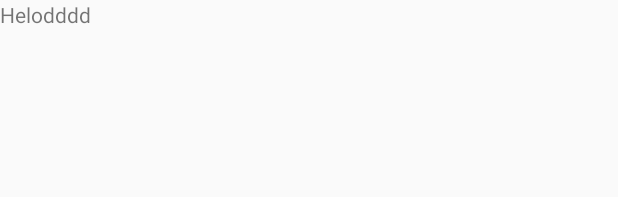
After one commit to trevorwang/github-client-android, an Android app: the layout fragment_trending.xml on its own in the app's theme, with its tools: preview values and no code run, on a phone screen of 412 x 824 dp. The commit adds this screen. Shown: the top 197 px of the screen. Run offline under Robolectric (Android 15) with nearby library versions, the phone set to English and light mode, and no system bars.

Commit message:
add fragments

```diff
--- a/app/src/main/AndroidManifest.xml
+++ b/app/src/main/AndroidManifest.xml
@@ -12,7 +12,7 @@
         android:supportsRtl="true"
         android:theme="@style/AppTheme">
         <activity
-            android:name=".view.MainActivity"
+            android:name=".view.activity.MainActivity"
             android:label="@string/app_name"
             android:theme="@style/AppTheme.NoActionBar">
             <intent-filter>
--- a/app/src/main/java/mingsin/github/di/ActivityModule.kt
+++ b/app/src/main/java/mingsin/github/di/ActivityModule.kt
@@ -2,7 +2,7 @@ package mingsin.github.di
 
 import dagger.Module
 import dagger.Provides
-import mingsin.github.view.BaseActivity
+import mingsin.github.view.activity.BaseActivity
 
 /**
  * Created by trevorwang on 10/12/2016.
--- /dev/null
+++ b/app/src/main/res/layout/fragment_trending.xml
@@ -0,0 +1,15 @@
+<?xml version="1.0" encoding="utf-8"?>
+<layout>
+
+    <LinearLayout xmlns:android="http://schemas.android.com/apk/res/android"
+        android:layout_width="match_parent"
+        android:layout_height="match_parent"
+        android:orientation="vertical">
+
+        <TextView
+            android:layout_width="match_parent"
+            android:layout_height="match_parent"
+            android:layout_gravity="center"
+            android:text="Helodddd" />
+    </LinearLayout>
+</layout>
```
Also changed, not shown: app/src/main/java/mingsin/github/di/ActivityComponent.kt (+6 -1 lines), app/src/main/java/mingsin/github/view/activity/BaseActivity.kt (renamed from app/src/main/java/mingsin/github/view/BaseActivity.kt, +6 -8 lines), app/src/main/java/mingsin/github/view/activity/MainActivity.kt (renamed from app/src/main/java/mingsin/github/view/MainActivity.kt, +20 -43 lines), app/src/main/java/mingsin/github/view/fragment/BaseFragment.kt (added, +31 -0 lines), app/src/main/java/mingsin/github/view/fragment/DashboardFragment.kt (added, +20 -0 lines), app/src/main/java/mingsin/github/view/fragment/TrendingFragment.kt (added, +23 -0 lines), app/src/main/res/layout/app_bar_main.xml (+1 -9 lines), app/src/main/res/layout/content_main.xml (+8 -5 lines).
